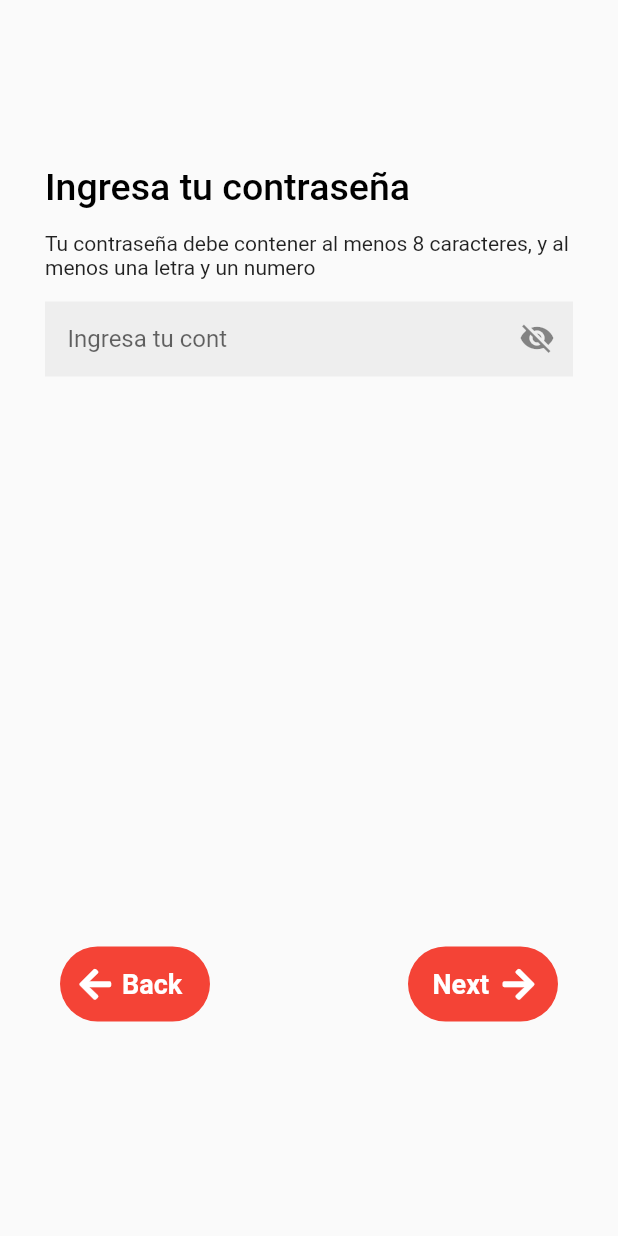
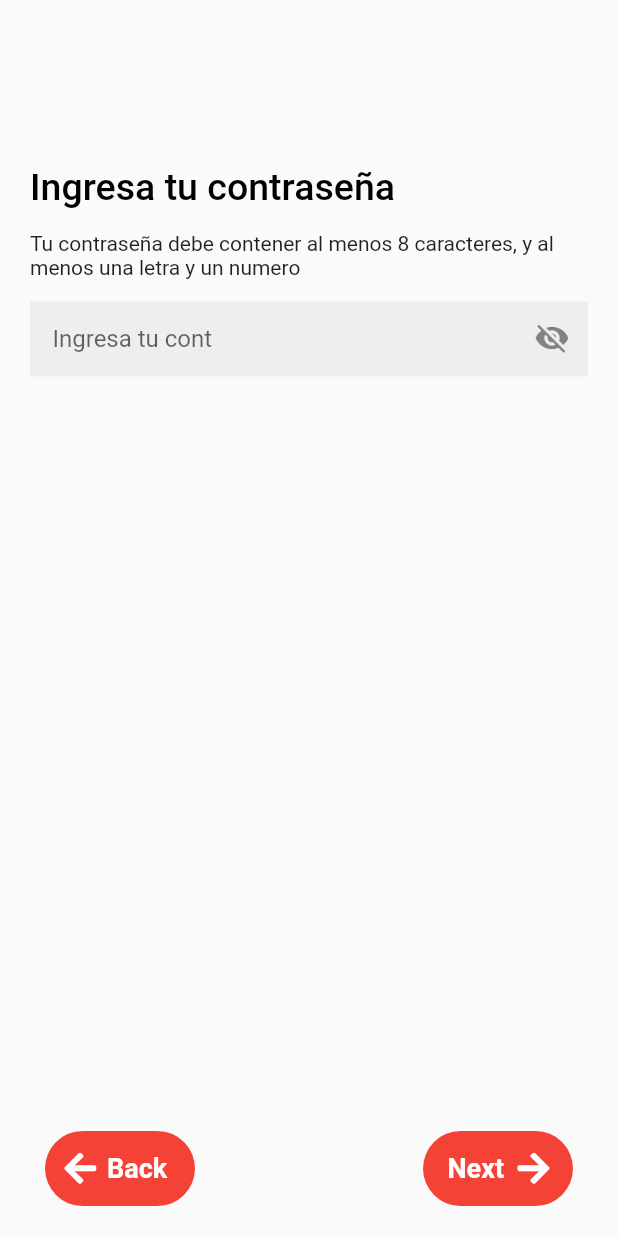
Before and after one commit to shadialmancy/Food-Delivery-Application, a Flutter app: the RegisterEmail screen opened by its route, after a tap on "Next", on a phone screen of 412 x 824 dp. Run offline on Flutter 3.47's test engine with Material 2 defaults, Android fonts, the phone set to English and light mode, and no system bars; our stand-ins replace convex_bottom_bar, firebase_core, firebase_messaging, flutter_local_notifications, flutter_svg, font_awesome_flutter and 2 more; accounts and stored records are empty; network calls fail.

Commit message:
se ajuste los botones en las paginas de los register

```diff
--- a/lib/src/pages/registration/register_1.dart
+++ b/lib/src/pages/registration/register_1.dart
@@ -39,7 +39,7 @@
           Positioned(
             top: 75,
             child: Container(
-             margin: const EdgeInsets.symmetric(horizontal: 20),
+             margin: const EdgeInsets.only(left: 10, right: 10),
              width: 370,
              child: description()
             ),
--- a/lib/src/pages/registration/register_email.dart
+++ b/lib/src/pages/registration/register_email.dart
@@ -25,8 +25,8 @@
   @override
   Widget build(BuildContext context) {
     return Scaffold(
-      body: SingleChildScrollView(
-        child: Column(
+      body: //SingleChildScrollView(
+       /* child:*/ Column(
         crossAxisAlignment: CrossAxisAlignment.start,
         children: [
 
@@ -42,11 +42,11 @@
 
           _inputNumber(),
 
-          const SizedBox(height: 100),
+          Expanded(child: Container()),
 
 
           Container(
-                margin: const EdgeInsets.only(left: 30, right: 30, top: 280),
+                margin: const EdgeInsets.only(left: 30, right: 30, bottom: 20),
                 child: Row(
                   mainAxisAlignment: MainAxisAlignment.spaceBetween,
                   children: <Widget>[
@@ -60,7 +60,7 @@
               ),
         ],
         ),
-      ),
+      //),
     );
   }
 
--- a/lib/src/pages/registration/register_password.dart
+++ b/lib/src/pages/registration/register_password.dart
@@ -25,12 +25,10 @@
   @override
   Widget build(BuildContext context) {
     return Scaffold(
-      body: SingleChildScrollView(
-        child: Container(
-          padding: const EdgeInsets.all(10),
+      body: Container(
+          padding: const EdgeInsets.only(top: 10),
           child: column(context),
         ),
-      ),
     );
   }
 
@@ -51,10 +49,12 @@
 
         _inputPassword(),
 
-        const SizedBox( height: 100),
+        Expanded(
+          child: Container(),
+        ),
 
         Container(
-         margin: const EdgeInsets.only(left: 30, right: 30, top: 280),
+         margin: const EdgeInsets.only(left: 30, right: 30, bottom: 20),
          child: Row(
           mainAxisAlignment: MainAxisAlignment.spaceBetween,
           children: <Widget>[
```
Also changed, not shown: lib/src/pages/registration/activar_ubicacion_page.dart (+8 -4 lines), lib/src/pages/registration/register_name.dart (+8 -4 lines), lib/src/pages/verifica_number_page.dart (+7 -5 lines).
